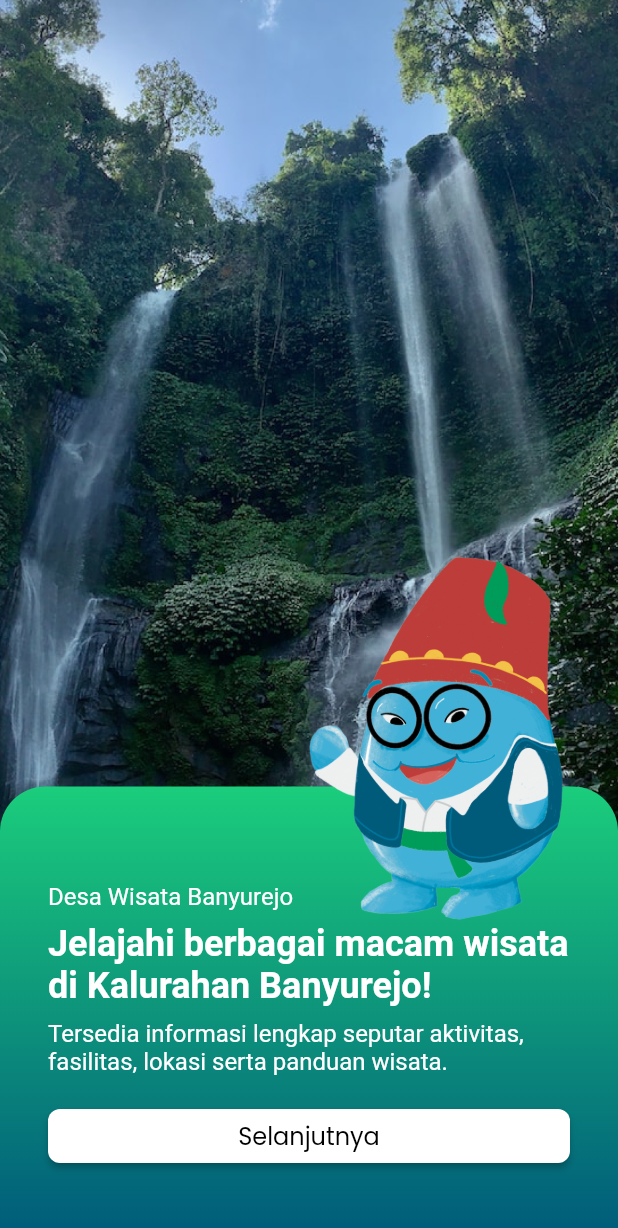
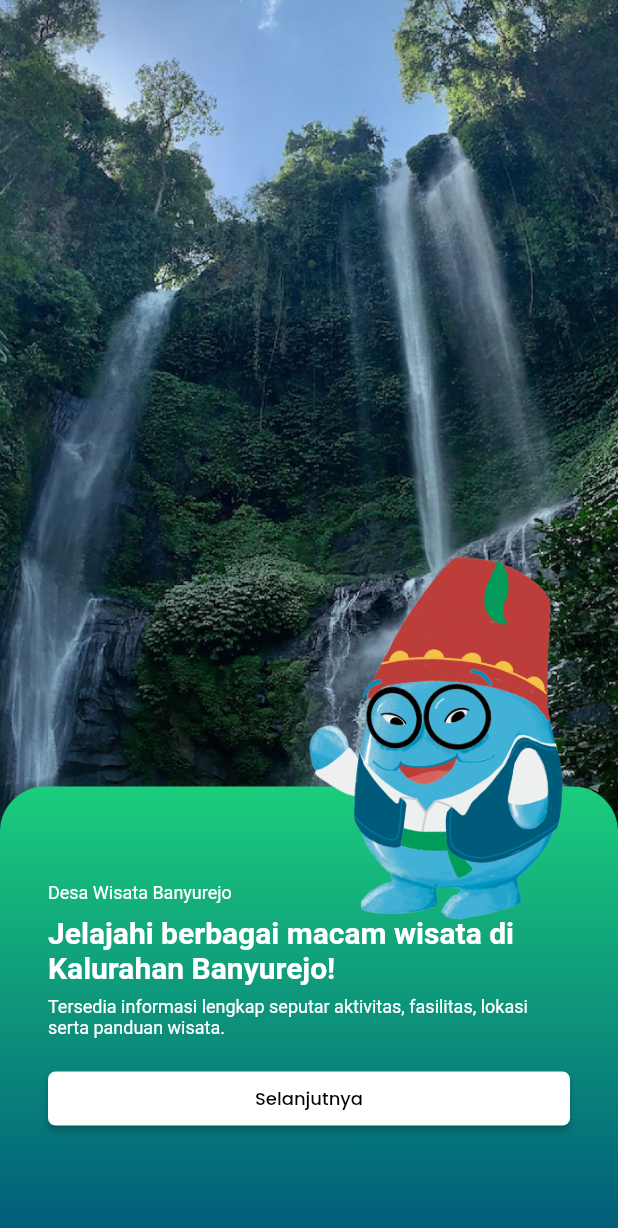
Before and after one commit to reAlpha39/dewikreatif, a Flutter app: the screen it shows after launch, on a phone screen of 412 x 824 dp. Shown: the top 1228 px of the screen. Run offline on Flutter 3.47's test engine with Material 2 defaults, Android fonts, the phone set to English and light mode, and no system bars; our stand-ins replace google_fonts, permission_handler; missing offline and left inert: flutter_inappwebview; Roboto replaces fonts that are missing (Laila).

Commit message:
Change sizefont

```diff
--- a/lib/pages/onboarding.dart
+++ b/lib/pages/onboarding.dart
@@ -83,7 +83,7 @@ class OnboardA extends StatelessWidget {
                             Text(
                               'Desa Wisata Banyurejo',
                               style: GoogleFonts.laila(
-                                fontSize: 16,
+                                fontSize: 12,
                                 fontWeight: FontWeight.w400,
                                 color: Colors.white,
                               ),
@@ -92,7 +92,7 @@ class OnboardA extends StatelessWidget {
                             Text(
                               'Jelajahi berbagai macam wisata di Kalurahan Banyurejo!',
                               style: GoogleFonts.roboto(
-                                fontSize: 24,
+                                fontSize: 20,
                                 fontWeight: FontWeight.w700,
                                 color: Colors.white,
                               ),
@@ -101,7 +101,7 @@ class OnboardA extends StatelessWidget {
                             Text(
                               'Tersedia informasi lengkap seputar aktivitas, fasilitas, lokasi serta panduan wisata.',
                               style: GoogleFonts.laila(
-                                fontSize: 16,
+                                fontSize: 12,
                                 fontWeight: FontWeight.w400,
                                 color: Colors.white,
                               ),
@@ -115,15 +115,15 @@ class OnboardA extends StatelessWidget {
                               style: ElevatedButton.styleFrom(
                                 backgroundColor: Colors.white,
                                 shape: RoundedRectangleBorder(
-                                  borderRadius: BorderRadius.circular(8),
+                                  borderRadius: BorderRadius.circular(5),
                                 ),
                               ),
                               child: Center(
                                 child: Text(
                                   'Selanjutnya',
                                   style: GoogleFonts.poppins(
-                                    fontSize: 16,
-                                    fontWeight: FontWeight.w400,
+                                    fontSize: 12,
+                                    fontWeight: FontWeight.w500,
                                     color: Colors.black,
                                   ),
                                 ),
```
